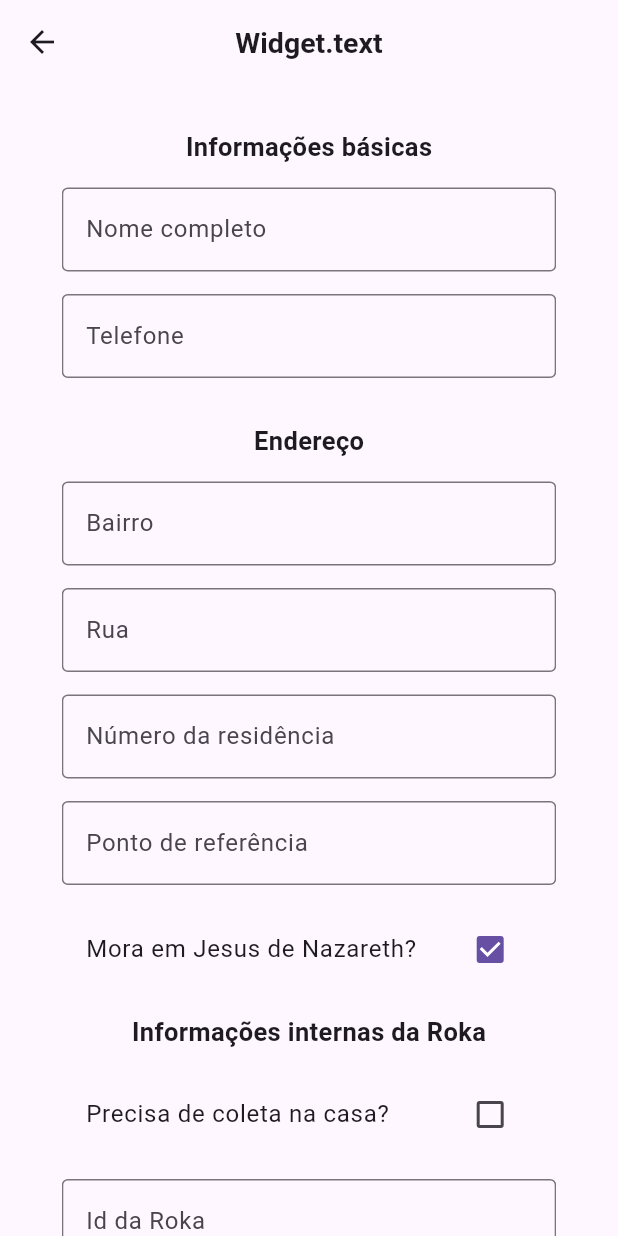
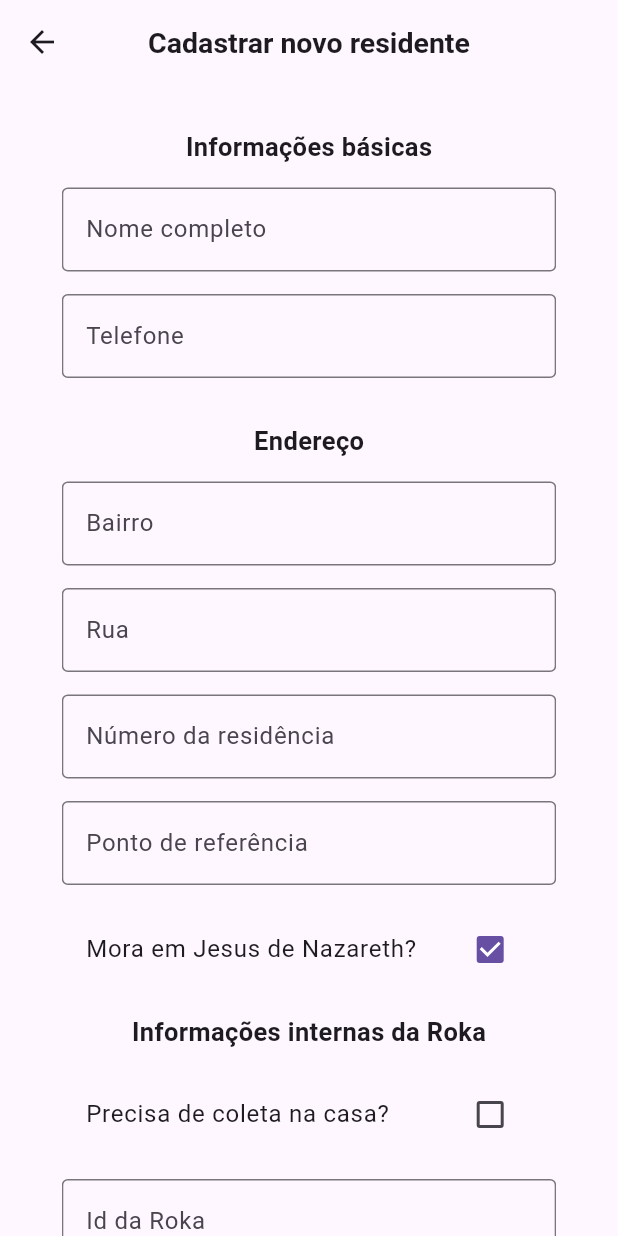
Before and after one commit to mateus-sartorio/roka-data-mobile-client, a Flutter app: the CreateResidentPage screen opened directly, on a phone screen of 412 x 824 dp. Run offline on Flutter 3.47's test engine with Material 3 defaults, Android fonts, the phone set to English and light mode, and no system bars; our stand-ins replace flutter_animate, flutter_slidable, font_awesome_flutter, google_nav_bar, hive, hive_flutter and 2 more; accounts and stored records are empty; generated files the repository leaves out were written again; network calls fail.

Commit message:
fixed create resident page title

```diff
--- a/lib/pages/create_resident_page.dart
+++ b/lib/pages/create_resident_page.dart
@@ -469,7 +469,7 @@ class _CreateResidentPageState extends State<CreateResidentPage> {
           scrolledUnderElevation: 0,
           centerTitle: true,
           title: Text(
-            "$widget.text",
+            widget.text,
             style: const TextStyle(fontSize: 19, fontWeight: FontWeight.bold),
           ),
           backgroundColor: Colors.transparent,
```
